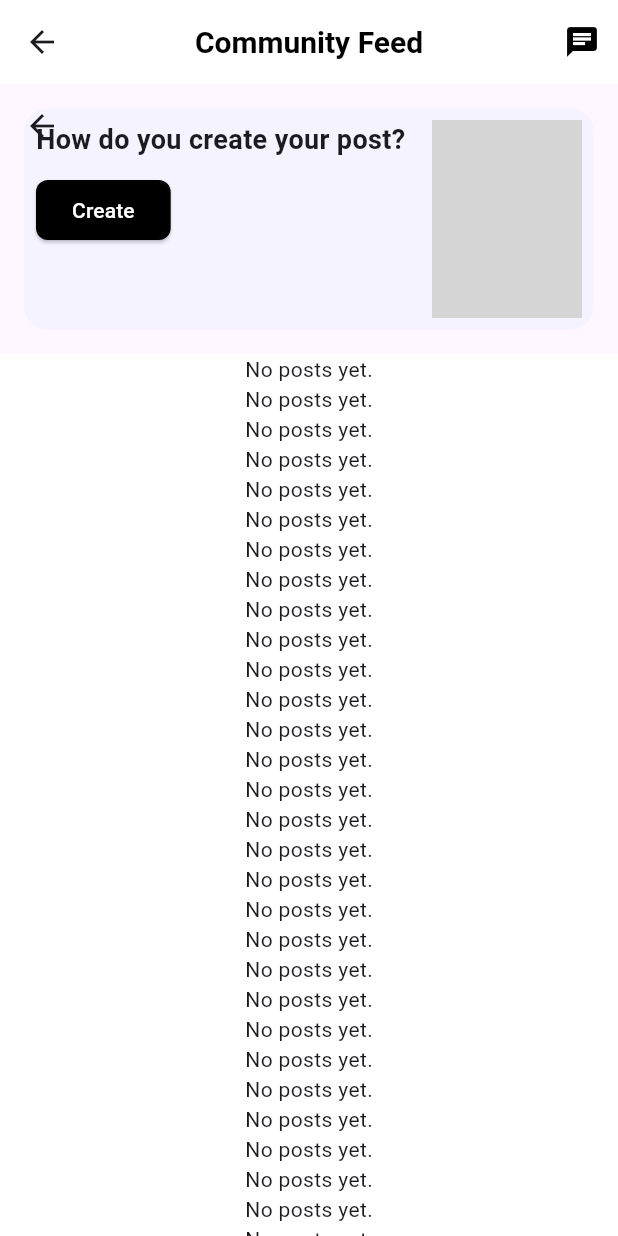
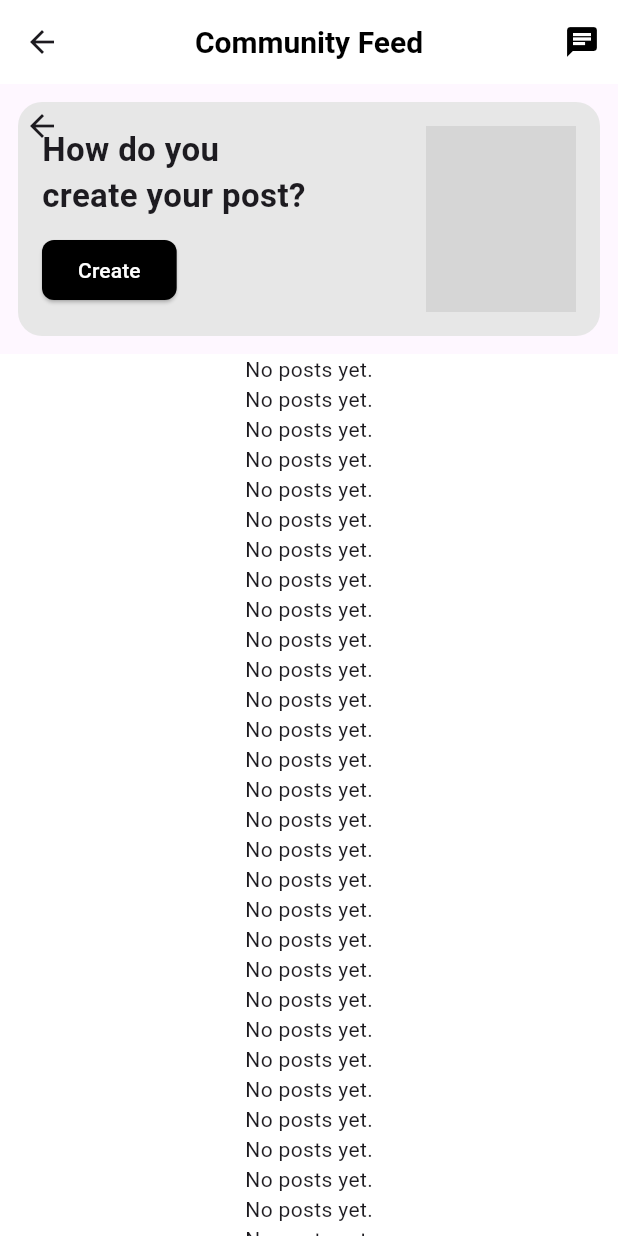
Before and after one commit to PramodLakmal/petpal, a Flutter app: the CommunityFeedScreen screen opened directly, on a phone screen of 412 x 824 dp. Run offline on Flutter 3.47's test engine with Material 3 defaults, Android fonts, the light colour scheme and no system bars; our stand-ins replace cloud_firestore, firebase_auth, firebase_core, firebase_storage, google_sign_in, image_picker and 1 more; accounts and stored records are empty; network calls fail; Roboto replaces fonts that are missing (Poppins); grey boxes are pictures that could not be loaded.

Commit message:
Refactor community feed and user profile screens

```diff
--- a/lib/Screens/community_feed_screen.dart
+++ b/lib/Screens/community_feed_screen.dart
@@ -202,10 +202,10 @@ class _CommunityFeedScreenState extends State<CommunityFeedScreen> {
 
    Widget _buildHeader() {
     return Container(
-      margin: EdgeInsets.all(16),
-      padding: EdgeInsets.all(8),
+      margin: EdgeInsets.all(12),
+      padding: EdgeInsets.all(16),
       decoration: BoxDecoration(
-        color: Color(0xFFF5F3FF),
+        color: Color.fromARGB(255, 231, 231, 231),
         borderRadius: BorderRadius.circular(16),
       ),
       child: Row(
@@ -215,9 +215,9 @@ class _CommunityFeedScreenState extends State<CommunityFeedScreen> {
               crossAxisAlignment: CrossAxisAlignment.start,
               children: [
                 Text(
-                  'How do you create your post?',
+                  'How do you\ncreate your post?',
                   style: TextStyle(
-                    fontSize: 18,
+                    fontSize: 22,
                     fontWeight: FontWeight.bold,
                   ),
                 ),
```
Also changed, not shown: lib/user registration/userprofile.dart (+33 -14 lines).
